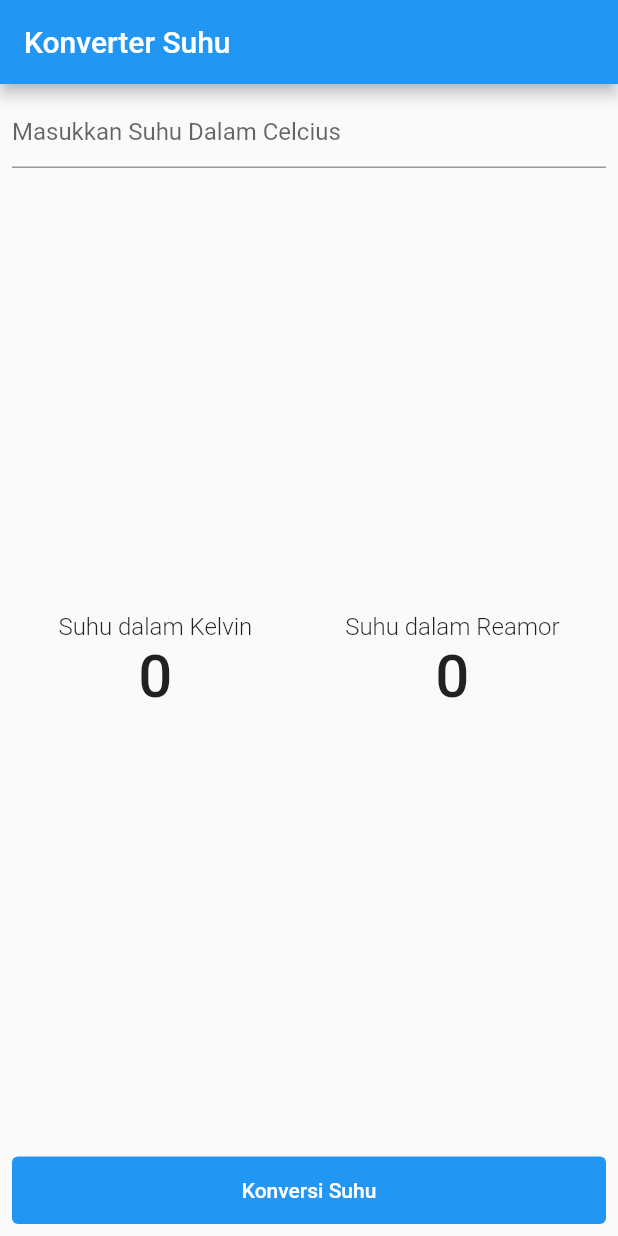
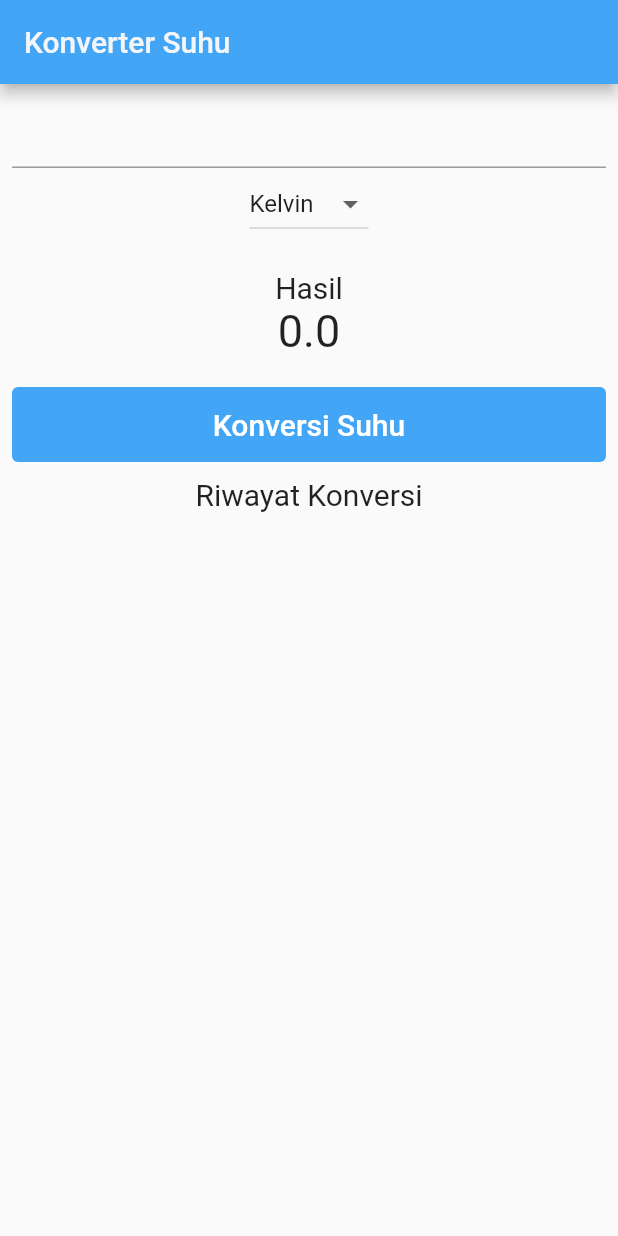
Before and after one commit to MuhammadRezaKhatami10/konversi_suhu_list, a Flutter app: the screen it shows after launch, on a phone screen of 412 x 824 dp. Run offline on Flutter 3.47's test engine with Material 2 defaults, Android fonts, the phone set to English and light mode, and no system bars.

Commit message:
STATEFULL WIDGET DAN MAP

```diff
--- /dev/null
+++ b/lib/layout/color_pallete.dart
@@ -0,0 +1,17 @@
+import 'package:flutter/material.dart';
+
+class ColorPalette {
+  static const MaterialColor blueColour =
+      const MaterialColor(0xFF42A5F5, const <int, Color>{
+    50: Color(0xFF5cb662), // 10%
+    100: Color(0xFF52a257), //20%
+    200: Color(0xFF478d4c), //30%
+    300: Color(0xFF3d7941), //40%
+    400: Color(0xFF336537), //50%
+    500: Color(0xFF29512c), //60%
+    600: Color(0xFF1f3d21), //70%
+    700: Color(0xFF142816), //80%
+    800: Color(0xFF0a140b), //90%
+    900: Color(0xFFFFFFFF), //100%
+  });
+}
--- /dev/null
+++ b/lib/layout/home.dart
@@ -0,0 +1,75 @@
+import 'package:flutter/material.dart';
+import 'package:flutter_konversi_suhu/method/history.dart';
+import 'package:flutter_konversi_suhu/method/result.dart';
+import 'package:flutter_konversi_suhu/layout/color_pallete.dart';
+import 'package:flutter_konversi_suhu/method/convert.dart';
+import 'package:flutter_konversi_suhu/method/dropdown.dart';
+import 'package:flutter_konversi_suhu/method/inputs.dart';
+
+class Home extends StatefulWidget {
+  const Home({Key? key}) : super(key: key);
+
+  @override
+  State<Home> createState() => _HomeState();
+}
+
+class _HomeState extends State<Home> {
+  double _inputUser = 0;
+  final inputController = TextEditingController();
+  String _newValue = "Kelvin";
+  double _result = 0;
+  var listItem = ["Kelvin", "Reamur"];
+  List listViewItem = [];
+
+  onDropdownChange(newValue) {
+    setState(() {
+      _newValue = newValue;
+      perhitunganSuhu();
+    });
+  }
+
+  void perhitunganSuhu() {
+    setState(() {
+      _inputUser = double.parse(inputController.text);
+      if (_newValue == "Kelvin") {
+        _result = _inputUser + 273;
+        listViewItem.add('Kelvin : $_result');
+      } else if (_newValue == "Reamur") {
+        _result = (4 / 5) * _inputUser;
+        listViewItem.add('Reamur : $_result');
+      }
+    });
+  }
+
+  @override
+  Widget build(BuildContext context) {
+    return Scaffold(
+      appBar: AppBar(
+        title: Text('Konverter Suhu'),
+        foregroundColor: Color.fromARGB(244, 252, 249, 249),
+      ),
+      body: Container(
+        margin: EdgeInsets.all(8),
+        child: Column(children: [
+          Inputs(inputController: inputController),
+          Dropdown(
+              newValue: _newValue,
+              onDropdownChange: onDropdownChange,
+              listItem: listItem),
+          Results(result: _result),
+          Convert(perhitunganSuhu: perhitunganSuhu),
+          Container(
+            margin: EdgeInsets.only(top: 10, bottom: 10),
+            child: Text(
+              "Riwayat Konversi",
+              style: TextStyle(fontSize: 20),
+            ),
+          ),
+          Expanded(
+            child: History(listViewItem: listViewItem),
+          ),
+        ]),
+      ),
+    );
+  }
+}
--- a/lib/main.dart
+++ b/lib/main.dart
@@ -1,155 +1,32 @@
 import 'package:flutter/material.dart';
+import 'package:flutter_konversi_suhu/layout/color_pallete.dart';
+import 'layout/home.dart';
 
 void main() {
   runApp(const MyApp());
 }
 
-class MyApp extends StatefulWidget {
+class MyApp extends StatelessWidget {
   const MyApp({Key? key}) : super(key: key);
 
-  @override
-  State<MyApp> createState() => _MyAppState();
-}
-
-class _MyAppState extends State<MyApp> {
-  TextEditingController input = new TextEditingController();
-
-  num _inputUser = 0;
-  num _kelvin = 0;
-  num _reamur = 0;
-  void konversi() {
-    setState(() {
-      _inputUser = num.parse(input.text);
-      _kelvin = _inputUser + 273.15;
-      _reamur = _inputUser * (4 / 5);
-    });
-  }
-
+  // This widget is the root of your application.
   @override
   Widget build(BuildContext context) {
     return MaterialApp(
-      debugShowCheckedModeBanner: false,
-      title: 'Konverter Suhu',
+      title: 'Flutter Demo',
       theme: ThemeData(
-        primarySwatch: Colors.blue,
+        // This is the theme of your application.
+        //
+        // Try running your application with "flutter run". You'll see the
+        // application has a blue toolbar. Then, without quitting the app, try
+        // changing the primarySwatch below to Colors.green and then invoke
+        // "hot reload" (press "r" in the console where you ran "flutter run",
+        // or simply save your changes to "hot reload" in a Flutter IDE).
+        // Notice that the counter didn't reset back to zero; the application
+        // is not restarted.
+        primarySwatch: ColorPalette.blueColour,
       ),
-      home: Scaffold(
-        appBar: AppBar(
-          title: const Text('Konverter Suhu'),
-        ),
-        body: Container(
-            margin: const EdgeInsets.all(8),
-            child: Column(
-              mainAxisAlignment: MainAxisAlignment.spaceBetween,
-              children: [
-                TextFormField(
-                  controller: input,
-                  decoration: const InputDecoration(
-                      hintText: "Masukkan Suhu Dalam Celcius"),
-                  keyboardType: TextInputType.number,
-                ),
-                Row(
-                  mainAxisAlignment: MainAxisAlignment.spaceAround,
-                  children: [
-                    Column(
-                      children: [
-                        Text(
-                          "Suhu dalam Kelvin",
-                          style: TextStyle(
-                            fontSize: 16,
-                            fontWeight: FontWeight.w300,
-                          ),
-                        ),
-                        Text(
-                          "$_kelvin",
-                          style: TextStyle(
-                            fontSize: 40,
-                            fontWeight: FontWeight.w500,
-                          ),
-                        ),
-                      ],
-                    ),
-                    Column(
-                      children: [
-                        Text(
-                          "Suhu dalam Reamor",
-                          style: TextStyle(
-                            fontSize: 16,
-                            fontWeight: FontWeight.w300,
-                          ),
-                        ),
-                        Text(
-                          "$_reamur",
-                          style: TextStyle(
-                            fontSize: 40,
-                            fontWeight: FontWeight.w500,
-                          ),
-                        ),
-                      ],
-                    ),
-                  ],
-                ),
-                Container(
-                  width: 500,
-                  height: 45,
-                  child: TextButton(
-                    style: TextButton.styleFrom(backgroundColor: Colors.blue),
-                    onPressed: konversi,
-                    child: Text(
-                      "Konversi Suhu",
-                      style: TextStyle(color: Colors.white),
-                    ),
-                  ),
-                ),
-              ],
-            )),
-      ),
+      home: const Home(),
     );
   }
 }
-
-class MyHomePage extends StatefulWidget {
-  const MyHomePage({Key? key, required this.title}) : super(key: key);
-  final String title;
-
-  @override
-  State<MyHomePage> createState() => _MyHomePageState();
-}
-
-class _MyHomePageState extends State<MyHomePage> {
-  int _counter = 0;
-
-  void _incrementCounter() {
-    setState(() {
-      _counter++;
-    });
-  }
-
-  @override
-  Widget build(BuildContext context) {
-    return Scaffold(
-      appBar: AppBar(
-        title: Text(widget.title),
-      ),
-      body: Center(
-        child: Column(
-          mainAxisAlignment: MainAxisAlignment.center,
-          children: <Widget>[
-            const Text(
-              'You have pushed the button this many times:',
-            ),
-            Text(
-              '$_counter',
-              style: Theme.of(context).textTheme.headline4,
-            ),
-          ],
-        ),
-      ),
-      floatingActionButton: FloatingActionButton(
-        onPressed: _incrementCounter,
-        tooltip: 'Increment',
-        child: const Icon(Icons.add),
-      ),
-    );
-  }
-}
--- /dev/null
+++ b/lib/method/convert.dart
@@ -0,0 +1,30 @@
+import 'package:flutter/material.dart';
+import 'package:flutter_konversi_suhu/layout/color_pallete.dart';
+
+class Convert extends StatelessWidget {
+  const Convert({Key? key, required this.perhitunganSuhu}) : super(key: key);
+
+  final Function perhitunganSuhu;
+  @override
+  Widget build(BuildContext context) {
+    return SizedBox(
+      width: double.infinity,
+      height: 50,
+      child: TextButton(
+        style: TextButton.styleFrom(
+          backgroundColor: ColorPalette.blueColour,
+        ),
+        onPressed: () {
+          perhitunganSuhu;
+        },
+        child: const Text(
+          'Konversi Suhu',
+          style: TextStyle(
+            color: Colors.white,
+            fontSize: 20,
+          ),
+        ),
+      ),
+    );
+  }
+}
--- /dev/null
+++ b/lib/method/dropdown.dart
@@ -0,0 +1,27 @@
+import 'package:flutter/material.dart';
+
+class Dropdown extends StatelessWidget {
+  const Dropdown(
+      {Key? key,
+      required this.listItem,
+      required this.newValue,
+      required this.onDropdownChange})
+      : super(key: key);
+
+  final List<String> listItem;
+  final String newValue;
+  final Function(dynamic) onDropdownChange;
+  @override
+  Widget build(BuildContext context) {
+    return DropdownButton<String>(
+      items: listItem.map((String value) {
+        return DropdownMenuItem<String>(
+          value: value,
+          child: Text(value),
+        );
+      }).toList(),
+      value: newValue,
+      onChanged: onDropdownChange,
+    );
+  }
+}
--- /dev/null
+++ b/lib/method/history.dart
@@ -0,0 +1,22 @@
+import 'package:flutter/material.dart';
+
+class History extends StatelessWidget {
+  const History({Key? key, required this.listViewItem}) : super(key: key);
+
+  final List listViewItem;
+
+  @override
+  Widget build(BuildContext context) {
+    return ListView(
+      shrinkWrap: true,
+      children: listViewItem.map((value) {
+        return Container(
+            margin: const EdgeInsets.all(10),
+            child: Text(
+              value.toString(),
+              style: const TextStyle(fontSize: 20),
+            ));
+      }).toList(),
+    );
+  }
+}
--- /dev/null
+++ b/lib/method/inputs.dart
@@ -0,0 +1,24 @@
+import 'package:flutter/material.dart';
+
+class Inputs extends StatelessWidget {
+  const Inputs({
+    Key? key,
+    required this.inputController,
+  }) : super(key: key);
+
+  final TextEditingController inputController;
+
+  @override
+  Widget build(BuildContext context) {
+    return Column(
+      crossAxisAlignment: CrossAxisAlignment.start,
+      children: [
+        TextFormField(
+          controller: inputController,
+          keyboardType: TextInputType.number,
+          decoration: const InputDecoration(),
+        ),
+      ],
+    );
+  }
+}
--- /dev/null
+++ b/lib/method/result.dart
@@ -0,0 +1,29 @@
+import 'package:flutter/material.dart';
+
+class Results extends StatelessWidget {
+  const Results({
+    Key? key,
+    required this.result,
+  }) : super(key: key);
+
+  final double result;
+
+  @override
+  Widget build(BuildContext context) {
+    return Container(
+        margin: EdgeInsets.only(top: 20, bottom: 20),
+        child: Column(
+          mainAxisAlignment: MainAxisAlignment.center,
+          children: [
+            Text(
+              "Hasil",
+              style: TextStyle(fontSize: 20),
+            ),
+            Text(
+              result.toStringAsFixed(1),
+              style: TextStyle(fontSize: 30),
+            )
+          ],
+        ));
+  }
+}
```
